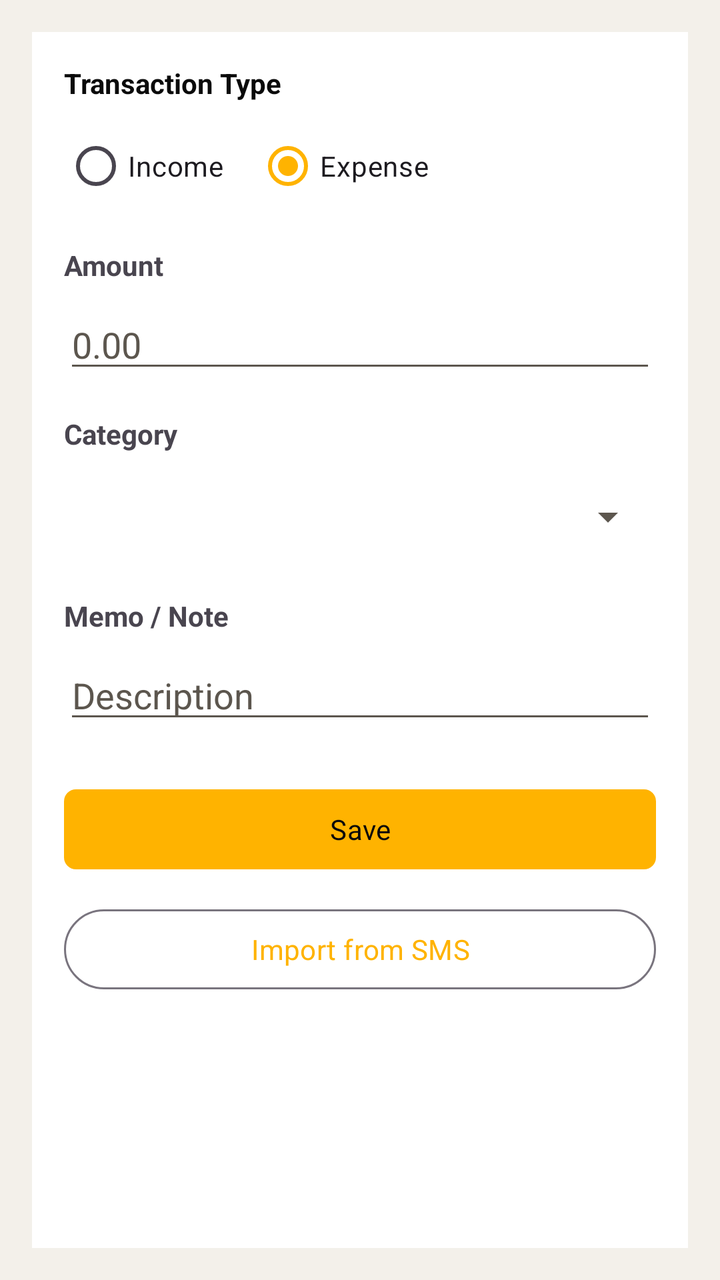
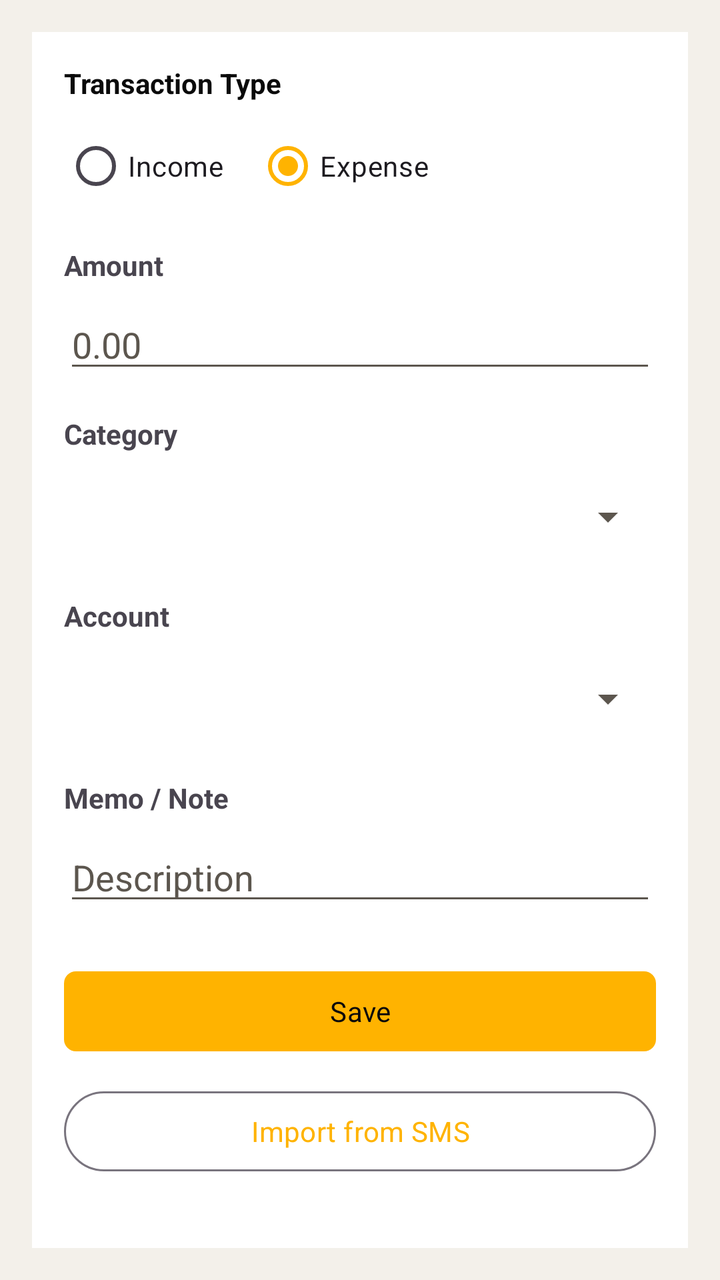

An Android layout rendered at two revisions. The XML below is the earlier revision; the diff shows what the commit changed to produce the second picture.
<!-- AndroidManifest.xml: application theme Theme.MoneyManager -->
<!-- res/layout/fragment_add_transaction.xml -->
<?xml version="1.0" encoding="utf-8"?>
<ScrollView xmlns:android="http://schemas.android.com/apk/res/android"
    android:layout_width="match_parent"
    android:layout_height="match_parent"
    android:padding="16dp"
    android:background="@color/background_gray"
    android:fillViewport="true">

    <LinearLayout
        android:layout_width="match_parent"
        android:layout_height="wrap_content"
        android:orientation="vertical"
        android:background="@color/surface_white"
        android:padding="16dp">

        <TextView
            android:layout_width="wrap_content"
            android:layout_height="wrap_content"
            android:text="Transaction Type"
            android:textStyle="bold"
            android:textColor="@color/text_primary"
            android:layout_marginBottom="8dp"/>

        <RadioGroup
            android:id="@+id/rgType"
            android:layout_width="match_parent"
            android:layout_height="wrap_content"
            android:orientation="horizontal"
            android:checkedButton="@+id/rbExpense"
            android:layout_marginBottom="16dp">

            <RadioButton
                android:id="@+id/rbIncome"
                android:layout_width="wrap_content"
                android:layout_height="wrap_content"
                android:text="Income"
                android:layout_marginEnd="16dp"/>

            <RadioButton
                android:id="@+id/rbExpense"
                android:layout_width="wrap_content"
                android:layout_height="wrap_content"
                android:text="Expense" />
        </RadioGroup>

        <TextView
            android:layout_width="wrap_content"
            android:layout_height="wrap_content"
            android:text="Amount"
            android:textStyle="bold"
            android:layout_marginBottom="8dp"/>

        <EditText
            android:id="@+id/etAmount"
            android:layout_width="match_parent"
            android:layout_height="wrap_content"
            android:inputType="numberDecimal"
            android:hint="0.00"
            android:layout_marginBottom="16dp"/>

        <TextView
            android:layout_width="wrap_content"
            android:layout_height="wrap_content"
            android:text="Category"
            android:textStyle="bold"
            android:layout_marginBottom="8dp"/>

        <Spinner
            android:id="@+id/spCategory"
            android:layout_width="match_parent"
            android:layout_height="wrap_content"
            android:minHeight="48dp"
            android:layout_marginBottom="16dp"/>

        <TextView
            android:layout_width="wrap_content"
            android:layout_height="wrap_content"
            android:text="Memo / Note"
            android:textStyle="bold"
            android:layout_marginBottom="8dp"/>

        <EditText
            android:id="@+id/etMemo"
            android:layout_width="match_parent"
            android:layout_height="wrap_content"
            android:inputType="textCapSentences"
            android:hint="Description"
            android:layout_marginBottom="24dp"/>

        <Button
            android:id="@+id/btnSave"
            android:layout_width="match_parent"
            android:layout_height="wrap_content"
            android:text="@string/save_transaction" />

        <Button
            android:id="@+id/btnDelete"
            style="?attr/materialButtonOutlinedStyle"
            android:layout_width="match_parent"
            android:layout_height="wrap_content"
            android:layout_marginTop="12dp"
            android:text="@string/delete"
            android:textColor="@color/accent_red"
            android:visibility="gone" />

        <Button
            android:id="@+id/btnImportSms"
            style="?attr/materialButtonOutlinedStyle"
            android:layout_width="match_parent"
            android:layout_height="wrap_content"
            android:layout_marginTop="12dp"
            android:text="@string/import_sms_button" />

    </LinearLayout>
</ScrollView>
<!-- resources referenced by this layout -->
<resources>
  <color name="accent_red">#B71C1C</color>
  <color name="background_gray">#F3F0EA</color>
  <color name="surface_white">#FFFFFF</color>
  <color name="text_primary">#0A0A0A</color>
  <string name="delete">Delete</string>
  <string name="import_sms_button">Import from SMS</string>
  <string name="save_transaction">Save</string>
  <style name="Theme.MoneyManager" parent="Base.Theme.MoneyManager" />
  <style name="Base.Theme.MoneyManager" parent="Theme.Material3.DayNight.NoActionBar">
          <item name="colorPrimary">@color/primary_yellow</item>
          <item name="colorPrimaryVariant">@color/primary_yellow_dark</item>
          <item name="colorOnPrimary">@color/text_primary</item>
          <item name="colorSecondary">@color/accent_blue</item>
          <item name="colorSecondaryVariant">@color/teal_700</item>
          <item name="colorOnSecondary">@color/white</item>
          <item name="android:statusBarColor">@color/primary_yellow_dark</item>
          <item name="android:navigationBarColor">@color/background_gray</item>
          <item name="android:windowBackground">@color/background_gray</item>
          <item name="colorSurface">@color/surface_white</item>
          <item name="colorOnSurface">@color/text_primary</item>
          <item name="android:textColorPrimary">@color/text_primary</item>
          <item name="android:textColorSecondary">@color/text_secondary</item>
          <item name="android:textColorHint">@color/text_secondary</item>
          <item name="android:fontFamily">sans-serif</item>
          <item name="materialButtonStyle">@style/Widget.Jaruri.Button</item>
          <item name="borderlessButtonStyle">@style/Widget.Jaruri.Button.Text</item>
          <item name="dividerHorizontal">@color/hairline</item>
          <item name="dividerVertical">@color/hairline</item>
      </style>
  <color name="primary_yellow">#FFB300</color>
  <color name="primary_yellow_dark">#FF8F00</color>
  <color name="accent_blue">#0B3D91</color>
  <color name="teal_700">#00695C</color>
  <color name="white">#FFFFFFFF</color>
  <color name="text_secondary">#5C564E</color>
  <style name="Widget.Jaruri.Button" parent="Widget.Material3.Button">
          <item name="android:textAllCaps">false</item>
          <item name="android:letterSpacing">0.01</item>
          <item name="cornerRadius">6dp</item>
      </style>
  <style name="Widget.Jaruri.Button.Text" parent="Widget.Material3.Button.TextButton">
          <item name="android:textAllCaps">false</item>
          <item name="android:letterSpacing">0.01</item>
      </style>
  <color name="hairline">#E3DDD4</color>
</resources>

<!-- the commit's change to res/layout/fragment_add_transaction.xml (unified diff, before → after) -->
@@ -75,6 +75,20 @@
         <TextView
             android:layout_width="wrap_content"
             android:layout_height="wrap_content"
+            android:text="@string/account_label"
+            android:textStyle="bold"
+            android:layout_marginBottom="8dp"/>
+
+        <Spinner
+            android:id="@+id/spAccount"
+            android:layout_width="match_parent"
+            android:layout_height="wrap_content"
+            android:minHeight="48dp"
+            android:layout_marginBottom="16dp"/>
+
+        <TextView
+            android:layout_width="wrap_content"
+            android:layout_height="wrap_content"
             android:text="Memo / Note"
             android:textStyle="bold"
             android:layout_marginBottom="8dp"/>
<!-- resource entries referenced after the edit -->
@@ -4,6 +4,7 @@
   <color name="background_gray">#F3F0EA</color>
   <color name="surface_white">#FFFFFF</color>
   <color name="text_primary">#0A0A0A</color>
+  <string name="account_label">Account</string>
   <string name="delete">Delete</string>
   <string name="import_sms_button">Import from SMS</string>
   <string name="save_transaction">Save</string>
